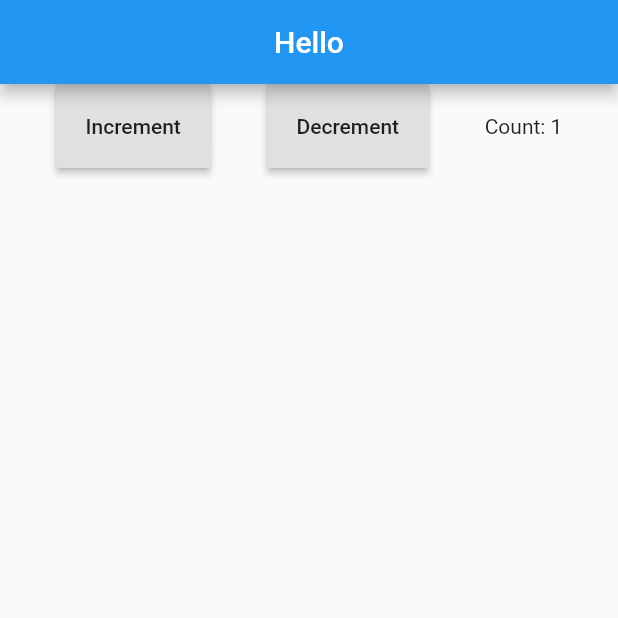
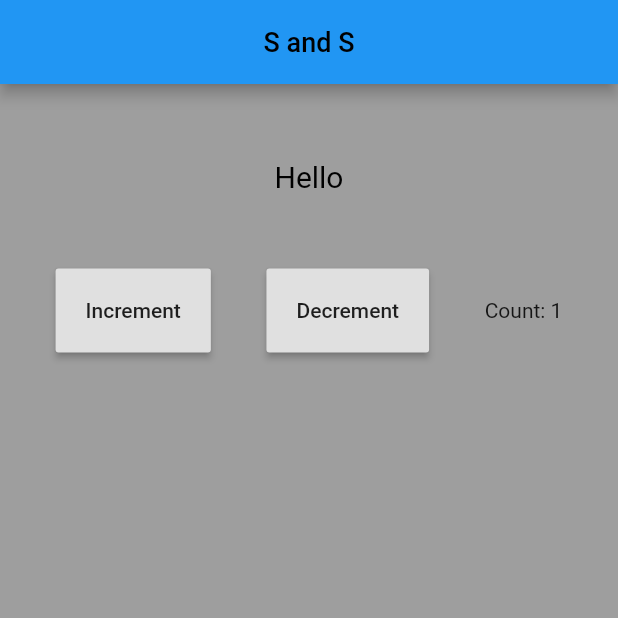
Before and after one commit to rishika97/s_and_s, a Flutter app: the screen it shows after launch, after a tap on "Increment", on a phone screen of 412 x 824 dp, the top half of it. Run offline on Flutter 3.47's test engine with Material 2 defaults, Android fonts, the phone set to English and light mode, and no system bars.

Commit message:
new file Counter.dart

```diff
--- /dev/null
+++ b/lib/Counter.dart
@@ -0,0 +1,43 @@
+import 'package:flutter/cupertino.dart';
+import 'package:flutter/material.dart';
+
+class Counter extends StatefulWidget {
+  @override
+  _CounterState createState() => _CounterState();
+}
+class _CounterState extends State<Counter> {
+  int counter = 0;
+
+  void _increment() {
+    setState(() {
+      counter++;
+    });
+  }
+
+  void _decrement() {
+    setState(() {
+      counter--;
+    });
+  }
+
+  @override
+  Widget build(BuildContext context) {
+    return Row(
+      mainAxisSize: MainAxisSize.max,
+      mainAxisAlignment: MainAxisAlignment.spaceEvenly,
+      children: <Widget>[
+        RaisedButton(
+          onPressed: _increment,
+          child: Text('Increment'),
+          padding: EdgeInsets.all(20),
+        ),
+        RaisedButton(
+          onPressed: _decrement,
+          child: Text('Decrement'),
+          padding: EdgeInsets.all(20),
+        ),
+        Text('Count: $counter'),
+      ],
+    );
+  }
+}
--- a/lib/main.dart
+++ b/lib/main.dart
@@ -1,61 +1,39 @@
+import 'dart:developer';
+import 'Counter.dart';
 import 'package:flutter/material.dart';
 
 void main() {
-  runApp(MyApp());
+  runApp(MaterialApp(
+    home: Hello()
+  ));
 }
 
-class MyApp extends StatelessWidget {
+class Hello extends StatelessWidget {
   @override
   Widget build(BuildContext context) {
-    return MaterialApp(
-      home: Scaffold(
-        appBar: AppBar(
-          title: Text('Hello'),
-          centerTitle: true,
-        ),
-        body: Counter()
+    return Scaffold(
+      backgroundColor: Colors.grey,
+      appBar: AppBar(
+        title: Text('S and S',
+        style: TextStyle(
+          fontSize: 18,
+          color: Colors.black,
+        ),),
+        centerTitle: true,
+      ),
+      body: Column(
+        children: <Widget>[
+          SizedBox(height: 50),
+          Text('Hello',
+          style: TextStyle(
+            fontSize: 20,
+            color: Colors.black
+          ),
+          ),
+          SizedBox(height: 50),
+          Counter()
+        ],
       ),
     );
   }
 }
-
-class Counter extends StatefulWidget {
-  @override
-  _CounterState createState() => _CounterState();
-}
-class _CounterState extends State<Counter> {
-  int counter = 0;
-
-  void _increment() {
-    setState(() {
-      counter++;
-    });
-  }
-
-  void _decrement() {
-    setState(() {
-      counter--;
-    });
-  }
-
-  @override
-  Widget build(BuildContext context) {
-    return Row(
-      mainAxisSize: MainAxisSize.max,
-      mainAxisAlignment: MainAxisAlignment.spaceEvenly,
-      children: <Widget>[
-        RaisedButton(
-          onPressed: _increment,
-          child: Text('Increment'),
-          padding: EdgeInsets.all(20),
-        ),
-        RaisedButton(
-          onPressed: _decrement,
-          child: Text('Decrement'),
-          padding: EdgeInsets.all(20),
-        ),
-        Text('Count: $counter'),
-      ],
-    );
-  }
-}
```
